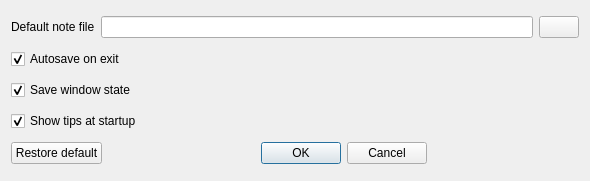
Above: preferencesdialog.ui from koalakoker/ogappm before the change. Below: the same form after it.
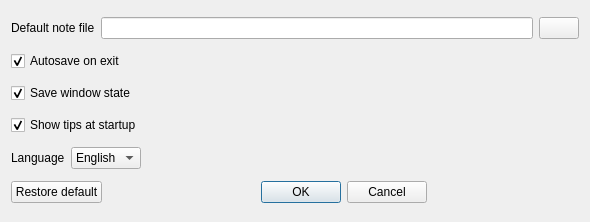
That is the form after the change. Icons and pictures are not drawn.

```diff
--- a/preferencesdialog.ui
+++ b/preferencesdialog.ui
@@ -7,7 +7,7 @@
     <x>0</x>
     <y>0</y>
     <width>590</width>
-    <height>181</height>
+    <height>222</height>
    </rect>
   </property>
   <property name="windowTitle">
@@ -78,6 +78,44 @@
      </property>
     </widget>
    </item>
+   <item>
+    <layout class="QHBoxLayout" name="horizontalLayout_3">
+     <item>
+      <widget class="QLabel" name="label_2">
+       <property name="text">
+        <string>Language</string>
+       </property>
+      </widget>
+     </item>
+     <item>
+      <widget class="QComboBox" name="LanguageSel">
+       <item>
+        <property name="text">
+         <string>English</string>
+        </property>
+       </item>
+       <item>
+        <property name="text">
+         <string>Italian</string>
+        </property>
+       </item>
+      </widget>
+     </item>
+     <item>
+      <spacer name="horizontalSpacer">
+       <property name="orientation">
+        <enum>Qt::Horizontal</enum>
+       </property>
+       <property name="sizeHint" stdset="0">
+        <size>
+         <width>40</width>
+         <height>20</height>
+        </size>
+       </property>
+      </spacer>
+     </item>
+    </layout>
+   </item>
    <item>
     <layout class="QHBoxLayout" name="horizontalLayout_2">
      <item>
```
